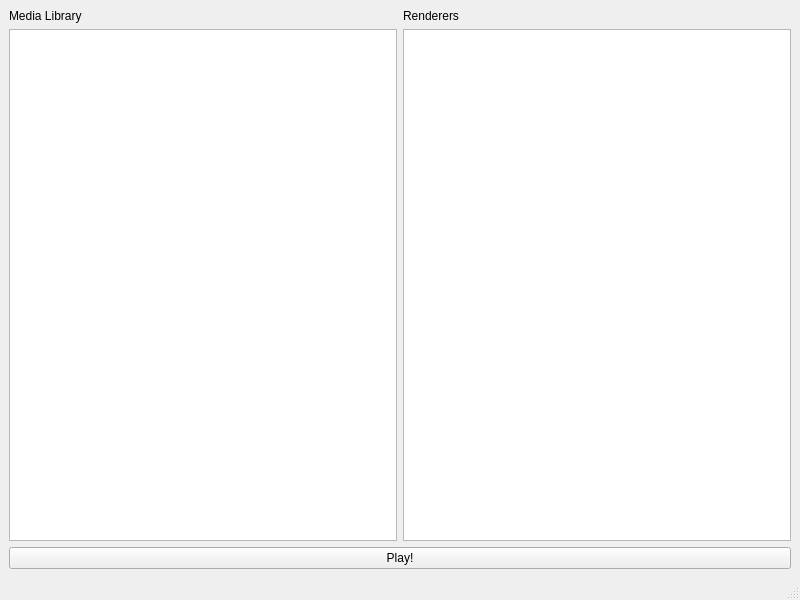
The window that src/MainWindow.ui (tdfischer/telekinesis) describes before a commit, drawn with Qt 5.
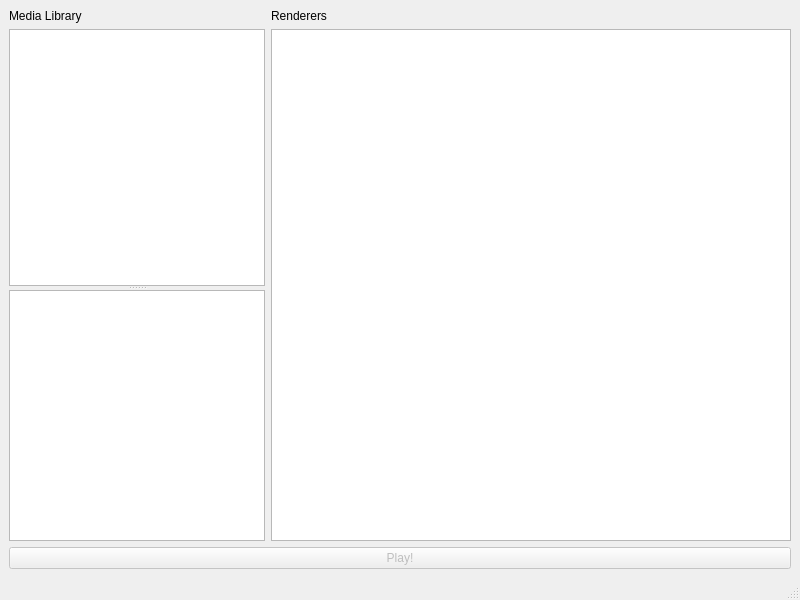
The same window after the commit.

Commit message: libraryitem: expose metadata as a sub model

Patch:
```diff
--- a/src/MainWindow.ui
+++ b/src/MainWindow.ui
@@ -18,6 +18,11 @@
     <item>
      <layout class="QHBoxLayout" name="horizontalLayout">
       <item>
+       <widget class="QSplitter" name="splitter">
+        <property name="orientation">
+         <enum>Qt::Vertical</enum>
+        </property>
+        <widget class="QWidget" name="layoutWidget">
        <layout class="QVBoxLayout" name="verticalLayout_2">
         <item>
          <widget class="QLabel" name="label_2">
@@ -30,6 +35,9 @@
          <widget class="QTreeView" name="libraryView"/>
         </item>
        </layout>
+        </widget>
+        <widget class="QTableView" name="metadataView"/>
+       </widget>
       </item>
       <item>
        <layout class="QVBoxLayout" name="verticalLayout">
@@ -49,6 +57,9 @@
     </item>
     <item>
      <widget class="QPushButton" name="playButton">
+      <property name="enabled">
+       <bool>false</bool>
+      </property>
       <property name="text">
        <string>Play!</string>
       </property>
```
Lines whose indentation alone changed are shown as unchanged. The commit also changes 6 other files.
